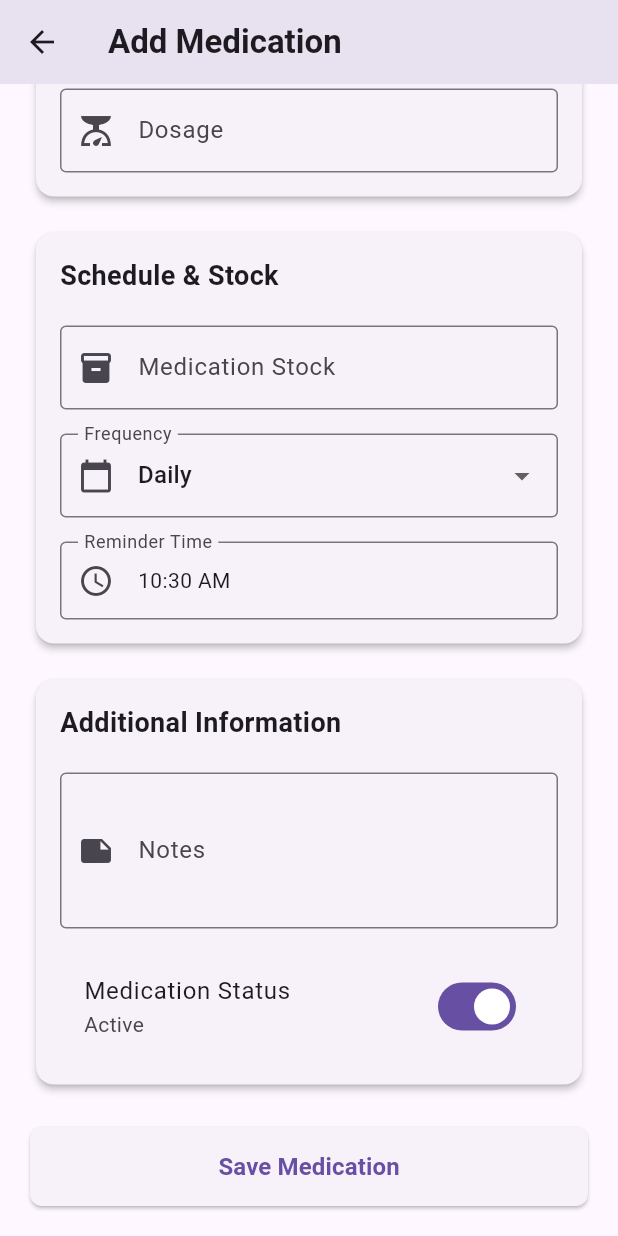
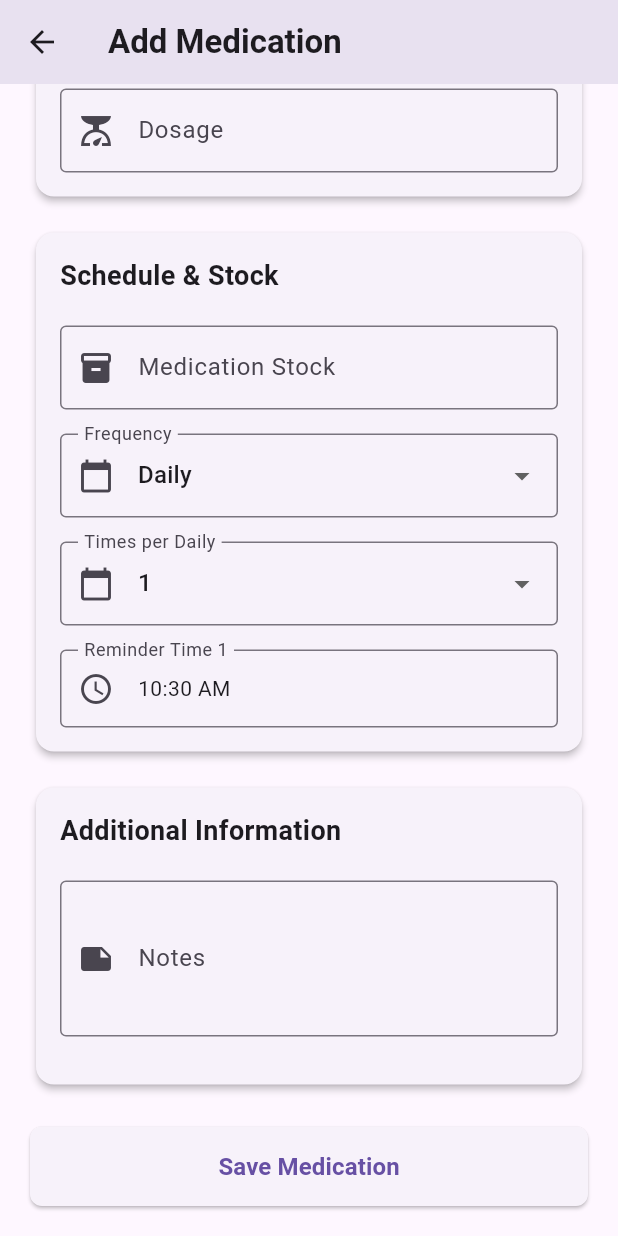
Before and after one commit to masihur96/Medication-Tracker, a Flutter app: the AddMedicationScreen screen opened directly with empty values, scrolled down 283 dp, after a tap on "Save Medication", on a phone screen of 412 x 824 dp. Run offline on Flutter 3.47's test engine with Material 3 defaults, Android fonts, the phone set to English and light mode, and no system bars; our stand-ins replace flutter_heatmap_calendar, flutter_tts, open_file, pdf, shared_preferences, table_calendar; accounts and stored records are empty.

Commit message:
Prescription Details

```diff
--- a/lib/models/medication.dart
+++ b/lib/models/medication.dart
@@ -1,24 +1,75 @@
+import 'package:flutter/material.dart';
 
 class Medication {
+  late String id;
+  late String name;
+  late String dosage;
+  late int timesPerDay;
+  late int stock;
+  late bool isActive;
+  String? notes;
+  late String frequency;
+  late List<TimeOfDay> reminderTimes; // Changed to TimeOfDay ✅
 
-  late String id; // Your custom ID (e.g., DateTime string)
+  Medication({
+    required this.id,
+    required this.name,
+    required this.dosage,
+    required this.timesPerDay,
+    required this.stock,
+    required this.isActive,
+    this.notes,
+    required this.frequency,
+    required this.reminderTimes,
+  });
 
-  late String name;
+  factory Medication.fromJson(Map<String, dynamic> json) {
+    return Medication(
+      id: json['id'],
+      name: json['name'],
+      dosage: json['dosage'],
+      timesPerDay: json['timesPerDay'],
+      stock: json['stock'],
+      isActive: json['isActive'],
+      notes: json['notes'],
+      frequency: json['frequency'],
+      reminderTimes: (json['reminderTimes'] as List<dynamic>?)
+          ?.map((timeString) => _stringToTimeOfDay(timeString))
+          .toList() ??
+          [],
+    );
+  }
 
-  late String dosage;
+  Map<String, dynamic> toJson() {
+    return {
+      'id': id,
+      'name': name,
+      'dosage': dosage,
+      'timesPerDay': timesPerDay,
+      'stock': stock,
+      'isActive': isActive,
+      'notes': notes,
+      'frequency': frequency,
+      'reminderTimes': reminderTimes.map((time) => _timeOfDayToString(time)).toList(),
+    };
+  }
 
-  late int timesPerDay;
+  static String _timeOfDayToString(TimeOfDay time) {
+    final hour = time.hour.toString().padLeft(2, '0');
+    final minute = time.minute.toString().padLeft(2, '0');
+    return '$hour:$minute';
+  }
 
-  late int stock;
-
-  late bool isActive;
-
-  String? notes;
-
-  late String frequency;
+  static TimeOfDay _stringToTimeOfDay(String timeString) {
+    final parts = timeString.split(':');
+    return TimeOfDay(
+      hour: int.parse(parts[0]),
+      minute: int.parse(parts[1]),
+    );
+  }
 
   @override
   String toString() {
-    return 'Medication(name: $name, dosage: $dosage, timesPerDay: $timesPerDay, stock: $stock, isActive: $isActive, frequency: $frequency)';
+    return 'Medication(name: $name, dosage: $dosage, reminderTimes: ${reminderTimes.map(_timeOfDayToString).join(', ')})';
   }
 }
--- a/lib/models/prescription.dart
+++ b/lib/models/prescription.dart
@@ -1,35 +1,47 @@
+import 'medication.dart';
+
 class Prescription {
-  final String medication;
   final String uid;
   final String doctor;
   final String date;
   final String chamber;
   final String patient;
+  final String medicationTo;
+  final List<Medication> medications;
 
   Prescription({
-    required this.medication,
     required this.uid,
     required this.doctor,
     required this.date,
     required this.chamber,
     required this.patient,
+    required this.medicationTo,
+    required this.medications,
   });
 
-  Map<String, dynamic> toJson() => {
-    'medication': medication,
-    'uid': uid,
-    'doctor': doctor,
-    'date': date,
-    'chamber': chamber,
-    'patient': patient,
-  };
+  factory Prescription.fromJson(Map<String, dynamic> json) {
+    return Prescription(
+      uid: json['uid']??"",
+      doctor: json['doctor']??"",
+      date: json['date']??"",
+      chamber: json['chamber']??"",
+      patient: json['patient']??"",
+      medicationTo: json['medicationTo']??"",
+      medications: (json['medications'] as List)
+          .map((e) => Medication.fromJson(e))
+          .toList(),
+    );
+  }
 
-  factory Prescription.fromJson(Map<String, dynamic> json) => Prescription(
-    medication: json['medication']??"",
-    uid: json['uid']??"",
-    doctor: json['doctor']??"",
-    date: json['date']??"",
-    chamber: json['chamber']??"",
-    patient: json['patient']??"",
-  );
+  Map<String, dynamic> toJson() {
+    return {
+      'uid': uid,
+      'doctor': doctor,
+      'date': date,
+      'chamber': chamber,
+      'patient': patient,
+      'medicationTo': medicationTo,
+      'medications': medications.map((e) => e.toJson()).toList(),
+    };
+  }
 }
--- a/lib/screens/add_medication_screen.dart
+++ b/lib/screens/add_medication_screen.dart
@@ -1,5 +1,9 @@
+import 'dart:convert';
+
 import 'package:flutter/material.dart';
+import 'package:med_track/models/medication.dart';
 import 'package:med_track/models/prescription.dart';
+import 'package:shared_preferences/shared_preferences.dart';
 
 
 class AddMedicationScreen extends StatefulWidget {
@@ -18,24 +22,47 @@ class _AddMedicationScreenState extends State<AddMedicationScreen> {
   final _stockController = TextEditingController();
   final _noteController = TextEditingController();
   String _frequency = 'Daily'; // Default frequency
-  TimeOfDay _selectedTime = TimeOfDay.now();
-  bool _isActive = true;
-  List<int> _selectedTimes = [];
+  int _timesPer = 1; // Default frequency
+  final List<TimeOfDay> _selectedTimes = [TimeOfDay.now()]; // Update to list of TimeOfDay
 
   // List of frequency options
   final List<String> _frequencyOptions = ['Daily', 'Weekly', 'Monthly', 'As needed'];
 
-  Future<void> _selectTime(BuildContext context) async {
+  Future<void> _selectTime(BuildContext context, int index) async {
     final TimeOfDay? picked = await showTimePicker(
       context: context,
-      initialTime: _selectedTime,
+      initialTime: _selectedTimes[index],
     );
     if (picked != null) {
       setState(() {
-        _selectedTime = picked;
-        _selectedTimes = [picked.hour * 60 + picked.minute];
+        _selectedTimes[index] = picked;
       });
     }
+  }
+
+  // Add this method to build time selection fields
+  List<Widget> _buildTimeFields() {
+    return List.generate(_timesPer, (index) {
+      // Ensure we have enough times in our list
+      while (_selectedTimes.length < _timesPer) {
+        _selectedTimes.add(TimeOfDay.now());
+      }
+
+      return Padding(
+        padding: EdgeInsets.only(bottom: index < _timesPer - 1 ? 16 : 0),
+        child: InkWell(
+          onTap: () => _selectTime(context, index),
+          child: InputDecorator(
+            decoration: InputDecoration(
+              labelText: 'Reminder Time ${index + 1}',
+              border: OutlineInputBorder(),
+              prefixIcon: Icon(Icons.access_time),
+            ),
+            child: Text(_selectedTimes[index].format(context)),
+          ),
+        ),
+      );
+    });
   }
 
   @override
@@ -83,7 +110,7 @@ class _AddMedicationScreenState extends State<AddMedicationScreen> {
                           Divider(
                           ),
                           _buildLineField(label: 'Name: ${widget.prescription.patient}',size: 16),
-                          _buildLineField(label: 'To: ${widget.prescription.medication}',size: 12),
+                          _buildLineField(label: 'To: ${widget.prescription.medicationTo}',size: 12),
 
                         ],
                       ),
@@ -189,17 +216,27 @@ class _AddMedicationScreenState extends State<AddMedicationScreen> {
                       },
                     ),
                     SizedBox(height: 16),
-                    InkWell(
-                      onTap: () => _selectTime(context),
-                      child: InputDecorator(
-                        decoration: InputDecoration(
-                          labelText: 'Reminder Time',
-                          border: OutlineInputBorder(),
-                          prefixIcon: Icon(Icons.access_time),
-                        ),
-                        child: Text(_selectedTime.format(context)),
+                    DropdownButtonFormField<int>(
+                      value: _timesPer,
+                      decoration: InputDecoration(
+                        labelText: 'Times per $_frequency',
+                        border: OutlineInputBorder(),
+                        prefixIcon: Icon(Icons.calendar_today),
                       ),
+                      items: [1,2,3].map((int times) {
+                        return DropdownMenuItem(
+                          value: times,
+                          child: Text(times.toString()),
+                        );
+                      }).toList(),
+                      onChanged: (int? newValue) {
+                        setState(() {
+                          _timesPer = newValue!;
+                        });
+                      },
                     ),
+                    SizedBox(height: 16),
+                    ..._buildTimeFields(),
                   ],
                 ),
               ),
@@ -234,23 +271,36 @@ class _AddMedicationScreenState extends State<AddMedicationScreen> {
                       maxLines: 3,
                     ),
                     SizedBox(height: 16),
-                    SwitchListTile(
-                      title: Text('Medication Status'),
-                      subtitle: Text(_isActive ? 'Active' : 'Inactive'),
-                      value: _isActive,
-                      onChanged: (bool value) {
-                        setState(() {
-                          _isActive = value;
-                        });
-                      },
-                    ),
+                    // SwitchListTile(
+                    //   title: Text('Medication Status'),
+                    //   subtitle: Text(_isActive ? 'Active' : 'Inactive'),
+                    //   value: _isActive,
+                    //   onChanged: (bool value) {
+                    //     setState(() {
+                    //       _isActive = value;
+                    //     });
+                    //   },
+                    // ),
                   ],
                 ),
               ),
             ),
             SizedBox(height: 24),
             ElevatedButton(
-              onPressed: (){},
+              onPressed: (){
+
+                addMedicationToPrescription(widget.prescription.uid,Medication(
+                  id: DateTime.now().microsecondsSinceEpoch.toString(),
+                  name: _nameController.text,
+                  dosage: _dosageController.text,
+                  timesPerDay: _timesPer,
+                  stock: int.parse(_stockController.text),
+                  isActive: true,
+                  notes: _noteController.text,
+                  frequency: _frequency,
+                  reminderTimes: _selectedTimes,
+                ));
+              },
               style: ElevatedButton.styleFrom(
                 padding: EdgeInsets.symmetric(vertical: 15),
                 shape: RoundedRectangleBorder(
@@ -267,6 +317,30 @@ class _AddMedicationScreenState extends State<AddMedicationScreen> {
       ),
     );
   }
+
+
+  Future<void> addMedicationToPrescription(String uid, Medication med) async {
+    final prefs = await SharedPreferences.getInstance();
+    final String? listString = prefs.getString('prescriptions');
+
+    if (listString != null) {
+      List decoded = jsonDecode(listString);
+      List<Prescription> prescriptions = decoded
+          .map((e) => Prescription.fromJson(e))
+          .toList();
+
+      final index = prescriptions.indexWhere((rx) => rx.uid == uid);
+      if (index != -1) {
+        prescriptions[index].medications.add(med);
+
+        // Save updated list back
+        final updatedString = jsonEncode(prescriptions.map((e) => e.toJson()).toList());
+        await prefs.setString('prescriptions', updatedString);
+      }
+    }
+  }
+
+
 
   Widget _buildDetailRow({
     required IconData icon,
--- a/lib/screens/new_rx_screen.dart
+++ b/lib/screens/new_rx_screen.dart
@@ -135,12 +135,15 @@ class _NewRxScreenState extends State<NewRxScreen> {
                   if (_formKey.currentState!.validate()) {
 
                     savePrescription(Prescription(
-                        medication: _medicationController.text,
+                        medicationTo: _medicationController.text,
                         uid: DateTime.now().microsecondsSinceEpoch.toString(),
                         doctor: _doctorController.text,
                         date: _dateController.text,
                         chamber: _chamberController.text,
-                        patient: _patientController.text));
+                        patient: _patientController.text,
+                        medications: []
+                    ),
+                    );
 
 
                     Navigator.pop(context);
```
Also changed, not shown: lib/screens/rx_screen.dart (+13 -2 lines).
